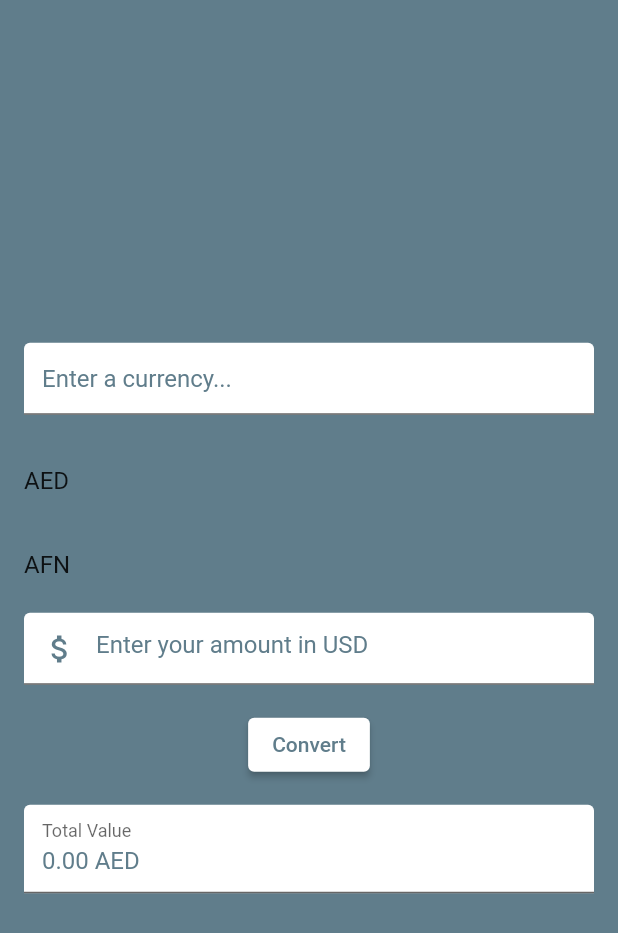
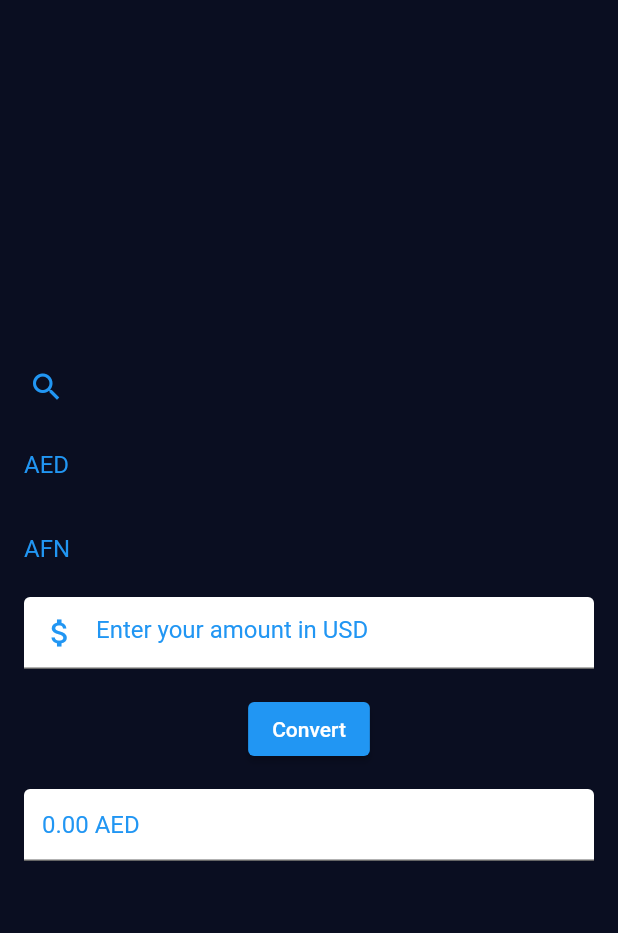
Before and after one commit to Mutei/currency_convertor, a Flutter app: the screen it shows after launch, on a phone screen of 412 x 824 dp. Shown: the top 933 px of the screen. Run offline on Flutter 3.47's test engine with Material 2 defaults, Android fonts, the phone set to English and light mode, and no system bars.

Commit message:
fifth update

```diff
--- a/lib/constant.dart
+++ b/lib/constant.dart
@@ -1,5 +1,6 @@
 import 'package:flutter/material.dart';
 
-const kPrimaryColor = Colors.blueGrey;
+const kPrimaryColor = Color(0xFF0A0E21);
 const kSecondPrimaryColor = Colors.white;
-const kListTileTextColors = Colors.black87;
+const kListTileTextColors = Colors.white;
+const kSearchDialogueTextColors = Colors.blue;
--- a/lib/currency_convertor.dart
+++ b/lib/currency_convertor.dart
@@ -1,6 +1,6 @@
 import 'package:flutter/material.dart';
 import 'constant.dart';
-import 'input_text_field.dart';
+import 'Padding/padding_enter_amount.dart';
 import 'url_function.dart';
 import 'list.dart';
 import 'Padding/padding_total_value.dart';
@@ -41,6 +41,65 @@ class _CurrencyConvertorState extends State<CurrencyConvertor> {
     });
   }
 
+  void openSearchDialog(BuildContext context) {
+    showDialog(
+      context: context,
+      builder: (BuildContext context) {
+        return AlertDialog(
+          backgroundColor: kPrimaryColor,
+          title: const Text(
+            'Search Currency',
+            style: TextStyle(
+              color: kSearchDialogueTextColors,
+            ),
+          ),
+          content: TextField(
+            decoration: const InputDecoration(
+              hintText: 'Enter a currency...',
+              hintStyle: TextStyle(
+                color: kSearchDialogueTextColors,
+              ),
+            ),
+            style: const TextStyle(
+              color: kSearchDialogueTextColors,
+            ),
+            onChanged: (value) {
+              setState(() {
+                searchText = value.toLowerCase();
+
+                filteredCurrencies =
+                    listLength.getCurrenciesList().where((currency) {
+                  return currency.toLowerCase().contains(searchText);
+                }).toList();
+              });
+            },
+          ),
+          actions: <Widget>[
+            TextButton(
+              onPressed: () {
+                // Update the selected currency here
+                if (filteredCurrencies.isNotEmpty) {
+                  setState(() {
+                    selectedCurrency = filteredCurrencies[
+                        0]; // Update with the first item in the filtered list
+                  });
+                }
+                Navigator.of(context).pop();
+              },
+              child: const Text('Search'),
+            ),
+            TextButton(
+              onPressed: () {
+                Navigator.of(context).pop();
+              },
+              child: const Text('Cancel'),
+            ),
+          ],
+        );
+      },
+    );
+  }
+
   @override
   Widget build(BuildContext context) {
     return Scaffold(
@@ -50,29 +109,15 @@ class _CurrencyConvertorState extends State<CurrencyConvertor> {
           child: Column(
             mainAxisAlignment: MainAxisAlignment.center,
             children: [
-              Padding(
-                padding: const EdgeInsets.all(16.0),
-                child: TextField(
-                  decoration: const InputDecoration(
-                    hintText: 'Enter a currency...',
-                    hintStyle: TextStyle(color: kPrimaryColor),
-                    filled: true,
-                    fillColor: kSecondPrimaryColor,
-                    focusedBorder: OutlineInputBorder(
-                      borderRadius: BorderRadius.all(
-                        Radius.circular(40),
-                      ),
-                    ),
+              Container(
+                padding: const EdgeInsets.only(right: 350),
+                child: IconButton(
+                  icon: const Icon(
+                    Icons.search,
+                    color: kSearchDialogueTextColors,
                   ),
-                  onChanged: (value) {
-                    setState(() {
-                      searchText = value.toLowerCase();
-                      // Filter the currency list based on the search text
-                      filteredCurrencies =
-                          listLength.getCurrenciesList().where((currency) {
-                        return currency.toLowerCase().contains(searchText);
-                      }).toList();
-                    });
+                  onPressed: () {
+                    openSearchDialog(context);
                   },
                 ),
               ),
@@ -85,7 +130,8 @@ class _CurrencyConvertorState extends State<CurrencyConvertor> {
                     return ListTile(
                       title: Text(
                         filteredCurrencies[index],
-                        style: const TextStyle(color: kListTileTextColors),
+                        style:
+                            const TextStyle(color: kSearchDialogueTextColors),
                       ),
                       onTap: () {
                         setState(() {
@@ -101,12 +147,12 @@ class _CurrencyConvertorState extends State<CurrencyConvertor> {
                 onPressed: updateCurrency,
                 style: ButtonStyle(
                   backgroundColor: MaterialStateProperty.all<Color>(
-                    kSecondPrimaryColor,
+                    kSearchDialogueTextColors,
                   ),
                 ),
                 child: const Text(
                   "Convert",
-                  style: TextStyle(color: kPrimaryColor),
+                  style: TextStyle(color: kSecondPrimaryColor),
                 ),
               ),
               PaddingTotalValue(
@@ -115,23 +161,6 @@ class _CurrencyConvertorState extends State<CurrencyConvertor> {
           ),
         ),
       ),
-    );
-  }
-}
-
-class PaddingEnterAmount extends StatelessWidget {
-  const PaddingEnterAmount({
-    super.key,
-    required this.controller,
-  });
-
-  final TextEditingController controller;
-
-  @override
-  Widget build(BuildContext context) {
-    return Padding(
-      padding: const EdgeInsets.all(16.0),
-      child: InputTextField(controller: controller),
     );
   }
 }
@@ -183,37 +212,3 @@ class PaddingEnterAmount extends StatelessWidget {
 // },
 // ),
 // ),
-
-// void openSearchDialog(BuildContext context) {
-//   showDialog(
-//     context: context,
-//     builder: (BuildContext context) {
-//       return AlertDialog(
-//         title: const Text('Search Currency'),
-//         content: TextField(
-//           decoration: const InputDecoration(
-//             hintText: 'Enter a currency...',
-//           ),
-//           onChanged: (value) {
-//             setState(() {
-//               searchText = value.toLowerCase();
-//               // Filter the currency list based on the search text
-//               filteredCurrencies =
-//                   listLength.getCurrenciesList().where((currency) {
-//                 return currency.toLowerCase().contains(searchText);
-//               }).toList();
-//             });
-//           },
-//         ),
-//         actions: <Widget>[
-//           TextButton(
-//             onPressed: () {
-//               Navigator.of(context).pop();
-//             },
-//             child: Text('Cancel'),
-//           ),
-//         ],
-//       );
-//     },
-//   );
-// }
--- a/lib/input_text_field.dart
+++ b/lib/input_text_field.dart
@@ -22,11 +22,11 @@ class InputTextField extends StatelessWidget {
       decoration: const InputDecoration(
         hintText: "Enter your amount in USD",
         hintStyle: TextStyle(
-          color: kPrimaryColor,
+          color: kSearchDialogueTextColors,
         ),
         prefixIcon: Icon(
           Icons.attach_money,
-          color: kPrimaryColor,
+          color: kSearchDialogueTextColors,
         ),
         filled: true,
         fillColor: kSecondPrimaryColor,
--- a/lib/read_only_text_field.dart
+++ b/lib/read_only_text_field.dart
@@ -14,17 +14,11 @@ class MyReadOnlyTextField extends StatelessWidget {
     return TextField(
       readOnly: true,
       style: const TextStyle(
-        color: kPrimaryColor,
+        color: kSearchDialogueTextColors,
       ),
       decoration: const InputDecoration(
-        labelText: 'Total Value',
         filled: true,
         fillColor: kSecondPrimaryColor,
-        focusedBorder: OutlineInputBorder(
-          borderRadius: BorderRadius.all(
-            Radius.circular(40),
-          ),
-        ),
       ),
       controller: TextEditingController(text: readOnlyText),
     );
```
